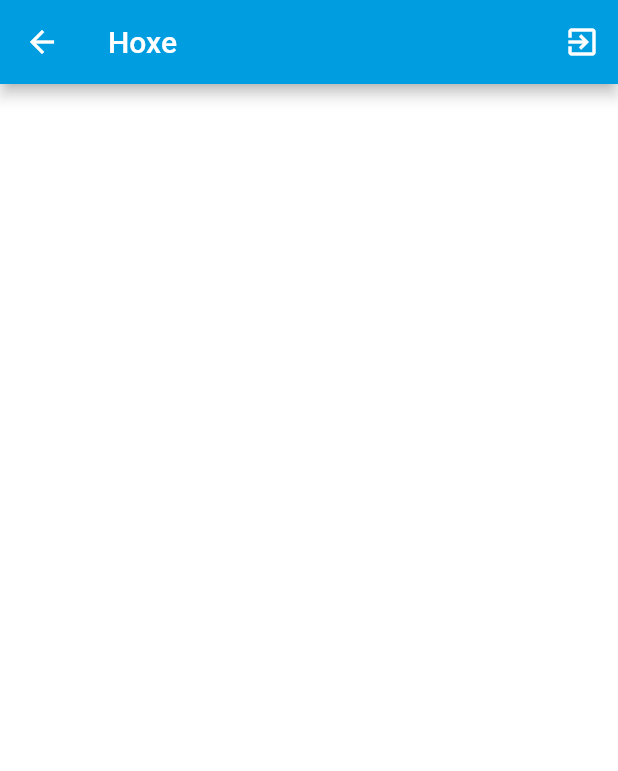
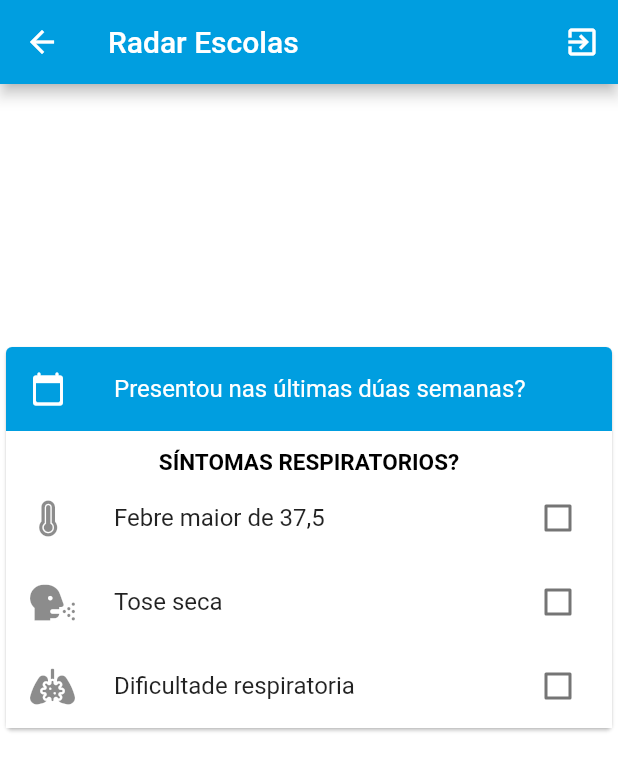
Before and after one commit to lumebits/radarescolas, a Flutter app: the HomePage screen opened directly, on a phone screen of 412 x 824 dp. Shown: the top 771 px of the screen. Run offline on Flutter 3.47's test engine with Material 2 defaults, Android fonts, the phone set to English and light mode, and no system bars; our stand-ins replace bloc, equatable, firebase_auth, firebase_core, flutter_bloc, font_awesome_flutter and 3 more; missing offline and left inert: pedantic; accounts and stored records are empty.

Commit message:
Symptoms card partially

```diff
--- a/lib/home/view/home_page.dart
+++ b/lib/home/view/home_page.dart
@@ -1,8 +1,11 @@
 import 'package:flutter/material.dart';
 import 'package:flutter_bloc/flutter_bloc.dart';
+import 'package:font_awesome_flutter/font_awesome_flutter.dart';
 import 'package:radarescolas/authentication/authentication.dart';
 import 'package:firebase_auth/firebase_auth.dart';
 import 'package:radarescolas/home/home.dart';
+
+import '../../theme.dart';
 
 class HomePage extends StatelessWidget {
   static Route route() {
@@ -17,7 +20,7 @@ class HomePage extends StatelessWidget {
     final firebaseUser = _firebaseAuth.currentUser;
     return Scaffold(
       appBar: AppBar(
-        title: const Text('Hoxe'),
+        title: const Text('Radar Escolas'),
         actions: <Widget>[
           IconButton(
             key: const Key('homePage_logout_iconButton'),
@@ -33,13 +36,127 @@ class HomePage extends StatelessWidget {
         child: Column(
           mainAxisSize: MainAxisSize.min,
           children: <Widget>[
-            const SizedBox(height: 4.0),
-            Text(user.email, style: textTheme.headline5),
-            const SizedBox(height: 4.0),
-            Text(firebaseUser.displayName ?? '', style: textTheme.headline5),
+            const SizedBox(height: 8.0),
+            _Question1(),
+            const SizedBox(height: 8.0)
           ],
         ),
       ),
     );
   }
 }
+
+class _Question1 extends StatelessWidget {
+  @override
+  Widget build(BuildContext context) {
+    return Center(
+      child: Card(
+        child: Column(
+          mainAxisSize: MainAxisSize.min,
+          children: <Widget>[
+            ListTile(
+              leading: Icon(Icons.calendar_today_rounded, color: Colors.white),
+              title:
+                  Text('Presentou nas últimas dúas semanas?',
+                      style: TextStyle(
+                        color: Colors.white,
+                      )
+                  ),
+            ),
+            ListBody(
+              children: [
+                Container(
+                  color: Colors.white,
+                  child: Column(
+                    mainAxisSize: MainAxisSize.min,
+                    children: [
+                      const SizedBox(height: 12.0),
+                      Text('SÍNTOMAS RESPIRATORIOS?',
+                          style: TextStyle(
+                            fontSize: theme.textTheme.headline5.fontSize,
+                            fontWeight: FontWeight.bold
+                          )),
+                      FeverStatefulWidget(),
+                      CoughStatefulWidget(),
+                      BreathStatefulWidget()
+                    ],
+                  ),
+                )
+              ],
+            )
+          ],
+        ),
+      ),
+    );
+
+  }
+}
+
+class FeverStatefulWidget extends StatefulWidget {
+  FeverStatefulWidget({Key key}) : super(key: key);
+
+  @override
+  _FeverStatefulWidgetState createState() => _FeverStatefulWidgetState();
+}
+
+class _FeverStatefulWidgetState extends State<FeverStatefulWidget> {
+  @override
+  Widget build(BuildContext context) {
+    return CheckboxListTile(
+      title: const Text('Febre maior de 37,5'),
+      value: false,
+      onChanged: (bool value) {
+        setState(() {
+          var febre = value;
+        });
+      },
+      secondary: const Icon(FontAwesomeIcons.thermometerFull),
+    );
+  }
+}
+
+class CoughStatefulWidget extends StatefulWidget {
+  CoughStatefulWidget({Key key}) : super(key: key);
+
+  @override
+  _CoughStatefulWidgetState createState() => _CoughStatefulWidgetState();
+}
+
+class _CoughStatefulWidgetState extends State<CoughStatefulWidget> {
+  @override
+  Widget build(BuildContext context) {
+    return CheckboxListTile(
+      title: const Text('Tose seca'),
+      value: false,
+      onChanged: (bool value) {
+        setState(() {
+          var cough = value;
+        });
+      },
+      secondary: const Icon(FontAwesomeIcons.headSideCough),
+    );
+  }
+}
+
+class BreathStatefulWidget extends StatefulWidget {
+  BreathStatefulWidget({Key key}) : super(key: key);
+
+  @override
+  _BreathStatefulWidgetState createState() => _BreathStatefulWidgetState();
+}
+
+class _BreathStatefulWidgetState extends State<BreathStatefulWidget> {
+  @override
+  Widget build(BuildContext context) {
+    return CheckboxListTile(
+      title: const Text('Dificultade respiratoria'),
+      value: false,
+      onChanged: (bool value) {
+        setState(() {
+          var cough = value;
+        });
+      },
+      secondary: const Icon(FontAwesomeIcons.lungsVirus),
+    );
+  }
+}
```
